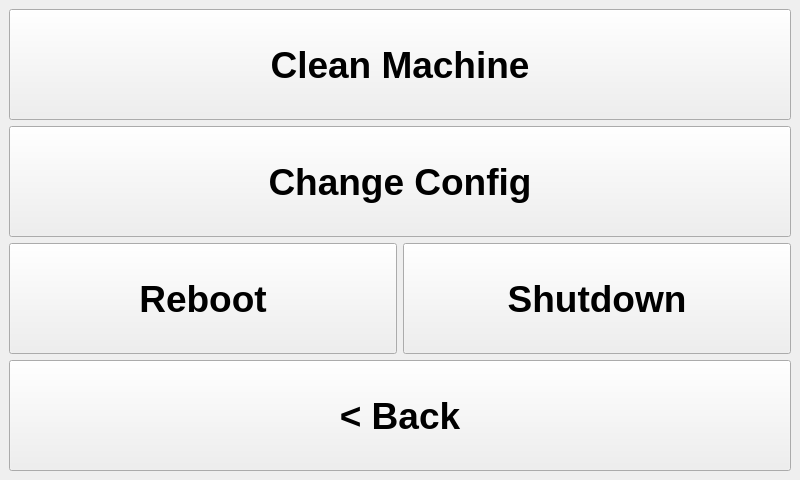
AndreWohnsland/CocktailBerry, file src/ui_elements/optionwindow.ui: the form before one commit.
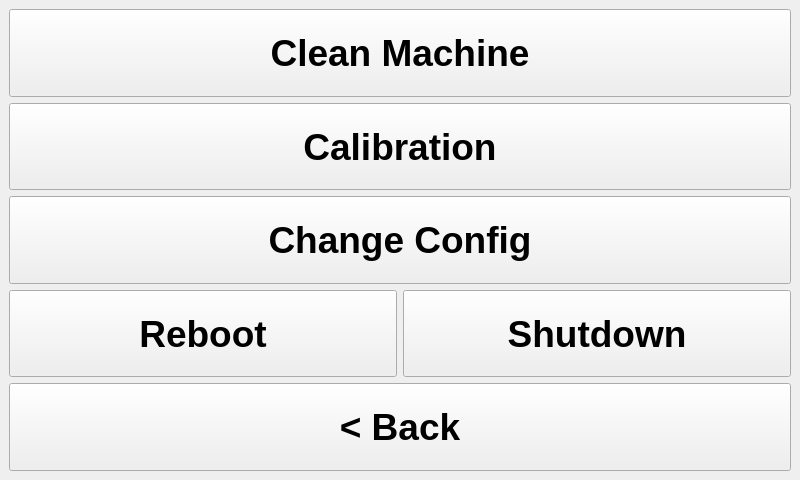
The form after the commit.

Commit message: Added calibration option

Patch:
```diff
--- a/src/ui_elements/optionwindow.ui
+++ b/src/ui_elements/optionwindow.ui
@@ -59,27 +59,7 @@
       </property>
      </widget>
     </item>
-    <item row="2" column="0">
-     <widget class="QPushButton" name="button_config">
-      <property name="maximumSize">
-       <size>
-        <width>5000</width>
-        <height>300</height>
-       </size>
-      </property>
-      <property name="font">
-       <font>
-        <pointsize>28</pointsize>
-        <weight>75</weight>
-        <bold>true</bold>
-       </font>
-      </property>
-      <property name="text">
-       <string>Change Config</string>
-      </property>
-     </widget>
-    </item>
-    <item row="4" column="0">
+    <item row="5" column="0">
      <widget class="QPushButton" name="button_back">
       <property name="maximumSize">
        <size>
@@ -100,6 +80,26 @@
      </widget>
     </item>
     <item row="3" column="0">
+     <widget class="QPushButton" name="button_config">
+      <property name="maximumSize">
+       <size>
+        <width>5000</width>
+        <height>300</height>
+       </size>
+      </property>
+      <property name="font">
+       <font>
+        <pointsize>28</pointsize>
+        <weight>75</weight>
+        <bold>true</bold>
+       </font>
+      </property>
+      <property name="text">
+       <string>Change Config</string>
+      </property>
+     </widget>
+    </item>
+    <item row="4" column="0">
      <layout class="QHBoxLayout" name="horizontalLayout">
       <item>
        <widget class="QPushButton" name="button_reboot">
@@ -143,6 +143,26 @@
       </item>
      </layout>
     </item>
+    <item row="2" column="0">
+     <widget class="QPushButton" name="button_calibration">
+      <property name="maximumSize">
+       <size>
+        <width>5000</width>
+        <height>300</height>
+       </size>
+      </property>
+      <property name="font">
+       <font>
+        <pointsize>28</pointsize>
+        <weight>75</weight>
+        <bold>true</bold>
+       </font>
+      </property>
+      <property name="text">
+       <string>Calibration</string>
+      </property>
+     </widget>
+    </item>
    </layout>
   </widget>
  </widget>
```
The commit also changes 2 other files.
